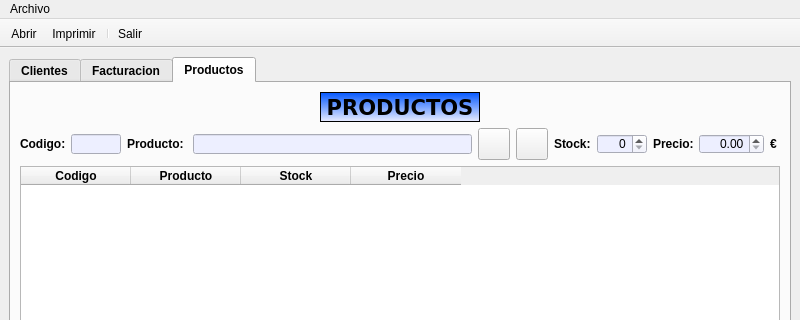
This is venPrincipal.ui in MelonRodante/MarquezMiguel as Qt 5 draws it before an edit; both pictures show x 0 to 800 and y 0 to 320 of the 800 by 600 pixel window. The edited form follows.
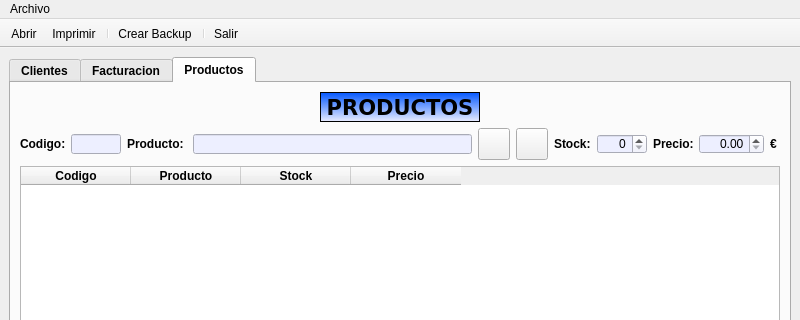
This is the edited form. Icons and pictures are not drawn.

What changed in the file:
```diff
--- a/venPrincipal.ui
+++ b/venPrincipal.ui
@@ -1766,6 +1766,8 @@
    <addaction name="actionAbrir"/>
    <addaction name="actionImprimir"/>
    <addaction name="separator"/>
+   <addaction name="actionCrear_Backup"/>
+   <addaction name="separator"/>
    <addaction name="actionSalir"/>
   </widget>
   <action name="actionAbrir">
@@ -1798,6 +1800,15 @@
     <string>Ctrl+S</string>
    </property>
   </action>
+  <action name="actionCrear_Backup">
+   <property name="icon">
+    <iconset resource="img/rc_toolbar.qrc">
+     <normaloff>:/crearbackup/crearbackup.png</normaloff>:/crearbackup/crearbackup.png</iconset>
+   </property>
+   <property name="text">
+    <string>Crear Backup</string>
+   </property>
+  </action>
  </widget>
  <resources>
   <include location="img/rc_botonesInterfaz.qrc"/>
```
Left out of the diff: 2 changed lines with no effect on the pictures.
